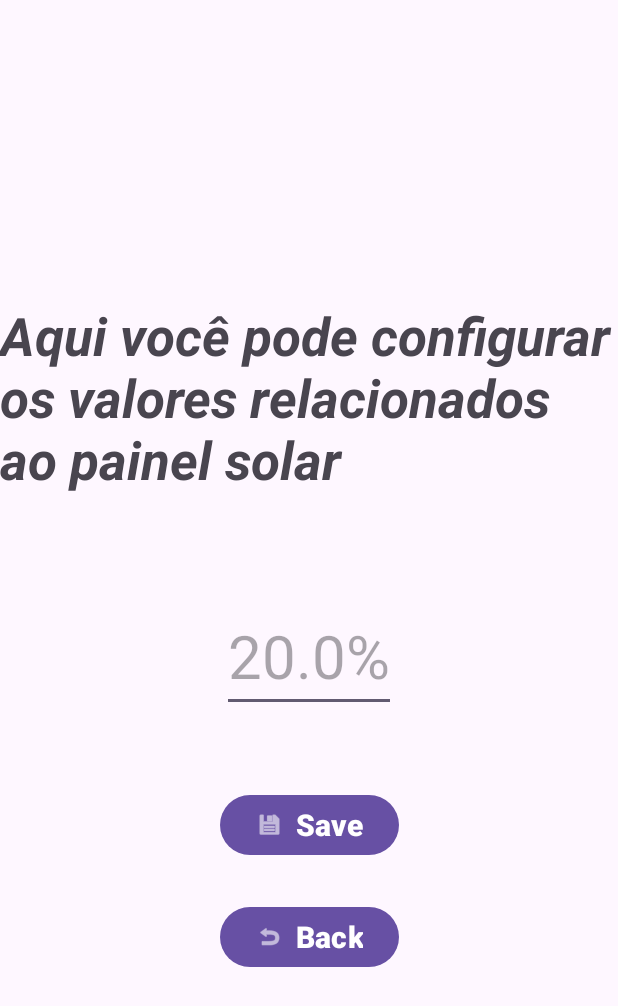
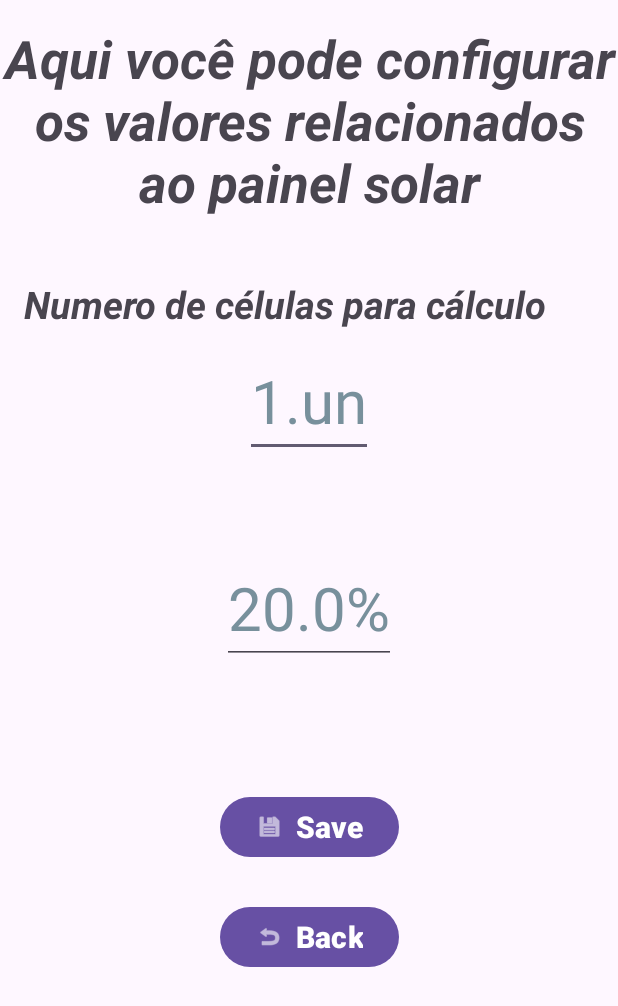
Before and after one commit to CaioARL/Solar_Calculator, an Android app: the PanelActivity screen opened directly, with no data from a screen before it, after a tap on "Save", on a phone screen of 412 x 824 dp. Shown: the top 1006 px of the screen. Run offline under Robolectric (Android 15) with nearby library versions, the phone set to English and light mode, and no system bars.

Commit message:
criando novo campo solar panel qtdeCelula

```diff
--- a/app/src/main/java/com/example/solarcalculator/PanelActivity.java
+++ b/app/src/main/java/com/example/solarcalculator/PanelActivity.java
@@ -20,6 +20,8 @@ public class PanelActivity extends AppCompatActivity {
 
     EditText taxa;
 
+    EditText qtdeCelula;
+
     Button btnSave;
 
     Button btnBack;
@@ -35,19 +37,36 @@ public class PanelActivity extends AppCompatActivity {
             return insets;
         });
 
+//        Informações salvas no armazenamento do dipositivo
         preferences = getSharedPreferences("saved_info", Context.MODE_PRIVATE);
 
         taxa = findViewById(R.id.editTaxa);
         taxa.setHint(String.valueOf(preferences.getFloat("taxa", 20F)) + "%");
+
+        qtdeCelula = findViewById(R.id.editCelula);
+        qtdeCelula.setHint(String.valueOf(preferences.getInt("qtde_celula", 1)) + ".un");
+
         btnSave = findViewById(R.id.btnSavePanel);
         btnBack = findViewById(R.id.btnBack);
 
+//        Quando botao salvar presionado
         btnSave.setOnClickListener(v -> {
             setTaxa(convertTaxa(taxa));
+            setQtdeCelula(convertQtdeCelula(qtdeCelula));
+
             taxa.setHint(String.valueOf(preferences.getFloat("taxa", 20F)) + "%");
-            Toast.makeText(this, "Taxa Saved", Toast.LENGTH_SHORT).show();
+            qtdeCelula.setHint(String.valueOf(preferences.getInt("qtde_celula", 1)) + ".un");
+
+            taxa.clearFocus();
+            taxa.setText("");
+
+            qtdeCelula.clearFocus();
+            qtdeCelula.setText("");
+
+            Toast.makeText(this, "Panel Saved", Toast.LENGTH_SHORT).show();
         });
 
+//        Quando botao voltar pressionado
         btnBack.setOnClickListener(v -> {
             Intent intent = new Intent(PanelActivity.this, MainActivity.class);
             startActivity(intent);
@@ -56,10 +75,12 @@ public class PanelActivity extends AppCompatActivity {
     }
 
     private Float convertTaxa(EditText taxa){
-        if(taxa.getText() != null){
+        if(taxa!=null && taxa.getText() != null &&
+                !taxa.getText().toString().isEmpty()){
             return Float.parseFloat(taxa.getText().toString().replace("%",""));
+        }else {
+            return preferences.getFloat("taxa", 20F);
         }
-        return 20F;
     }
 
     private void setTaxa(Float taxaValue){
@@ -68,4 +89,20 @@ public class PanelActivity extends AppCompatActivity {
         editor.putFloat("taxa", taxaValue);
         editor.apply();
     }
+
+    private Integer convertQtdeCelula(EditText qtdeCelula) {
+        if (qtdeCelula != null && qtdeCelula.getText() != null &&
+                !qtdeCelula.getText().toString().isEmpty()) {
+            return Integer.parseInt(qtdeCelula.getText().toString().replace(".un", ""));
+        } else {
+            return preferences.getInt("qtde_celula", 1);
+        }
+    }
+
+    private void setQtdeCelula(Integer qtdeCelulaValue){
+        SharedPreferences.Editor editor = preferences.edit();
+
+        editor.putInt("qtde_celula", qtdeCelulaValue);
+        editor.apply();
+    }
 }
--- a/app/src/main/res/layout/activity_panel.xml
+++ b/app/src/main/res/layout/activity_panel.xml
@@ -9,41 +9,84 @@
 
     <TextView
         android:id="@+id/textView"
-        android:layout_width="match_parent"
+        android:layout_width="0dp"
         android:layout_height="wrap_content"
-        android:layout_marginTop="200dp"
+        android:layout_marginTop="15dp"
         android:text="@string/panel_info"
+        android:textAlignment="center"
         android:textSize="35sp"
         android:textStyle="bold|italic"
+        app:layout_constraintEnd_toEndOf="parent"
         app:layout_constraintStart_toStartOf="parent"
         app:layout_constraintTop_toTopOf="parent" />
+
+    <TextView
+        android:id="@+id/textView2"
+        android:layout_width="wrap_content"
+        android:layout_height="wrap_content"
+        android:layout_marginStart="15dp"
+        android:layout_marginTop="40dp"
+        android:text="@string/numero_de_c_lulas_para_c_lculo"
+        android:textAlignment="center"
+        android:textSize="25sp"
+        android:textStyle="bold|italic"
+        app:layout_constraintStart_toStartOf="parent"
+        app:layout_constraintTop_toBottomOf="@+id/textView" />
+
+    <com.google.android.material.textfield.TextInputEditText
+        android:id="@+id/editCelula"
+        android:layout_width="wrap_content"
+        android:layout_height="wrap_content"
+        android:layout_marginTop="10dp"
+        android:hint="@string/_1_un"
+        android:inputType="number|numberDecimal"
+        android:textColorHint="#78909C"
+        android:textSize="40sp"
+        app:layout_constraintEnd_toEndOf="parent"
+        app:layout_constraintStart_toStartOf="parent"
+        app:layout_constraintTop_toBottomOf="@+id/textView2" />
+
+    <TextView
+        android:id="@+id/textView3"
+        android:layout_width="wrap_content"
+        android:layout_height="wrap_content"
+        android:layout_marginStart="15dp"
+        android:layout_marginTop="210dp"
+        android:layout_marginBottom="210dp"
+        android:text="@string/taxa_de_efici_ncia_da_c_lula"
+        android:textAlignment="center"
+        android:textSize="25sp"
+        android:textStyle="bold|italic"
+        app:layout_constraintBottom_toBottomOf="@+id/btnSavePanel"
+        app:layout_constraintStart_toStartOf="parent"
+        app:layout_constraintTop_toTopOf="@+id/textView2" />
 
     <com.google.android.material.textfield.TextInputEditText
         android:id="@+id/editTaxa"
         android:layout_width="wrap_content"
         android:layout_height="wrap_content"
-        android:layout_marginTop="70dp"
+        android:layout_marginTop="5dp"
         android:hint="@string/_0_2"
         android:inputType="number|numberDecimal"
+        android:textColorHint="#78909C"
         android:textSize="40sp"
         app:layout_constraintEnd_toEndOf="parent"
         app:layout_constraintStart_toStartOf="parent"
-        app:layout_constraintTop_toBottomOf="@+id/textView" />
+        app:layout_constraintTop_toBottomOf="@+id/textView3" />
 
     <Button
         android:id="@+id/btnSavePanel"
         android:layout_width="wrap_content"
         android:layout_height="wrap_content"
-        android:layout_marginBottom="250dp"
+        android:layout_marginBottom="25dp"
         android:text="@string/save"
         android:textAlignment="center"
         android:textAllCaps="false"
         android:textSize="20sp"
         android:textStyle="bold"
         app:icon="@android:drawable/ic_menu_save"
-        app:layout_constraintBottom_toBottomOf="parent"
-        app:layout_constraintEnd_toEndOf="parent"
-        app:layout_constraintStart_toStartOf="parent" />
+        app:layout_constraintBottom_toTopOf="@+id/btnBack"
+        app:layout_constraintStart_toStartOf="@+id/btnBack" />
 
     <Button
         android:id="@+id/btnBack"
@@ -58,7 +101,6 @@
         app:icon="@android:drawable/ic_menu_revert"
         app:layout_constraintBottom_toBottomOf="parent"
         app:layout_constraintEnd_toEndOf="parent"
-        app:layout_constraintHorizontal_bias="0.500"
         app:layout_constraintStart_toStartOf="parent" />
 
 </androidx.constraintlayout.widget.ConstraintLayout>
--- a/app/src/main/res/values/strings.xml
+++ b/app/src/main/res/values/strings.xml
@@ -24,10 +24,14 @@
     <string name="exit">Exit</string>
     <string name="settings">Settings</string>
     <string name="title_activity_panel">PanelActivity</string>
-    <string name="energy_info">Aqui você pode configurar os valores relacionados a de geração energia</string>
+    <string name="energy_info">Aqui você pode configurar os valores relacionados a geração de energia</string>
     <string name="panel_info">Aqui você pode configurar os valores relacionados ao painel solar</string>
     <string name="save">Save</string>
     <string name="per_odo_de_tempo">Período de tempo para cálculo</string>
+    <string name="valor_do_kwh">Valor do kWh</string>
+    <string name="numero_de_c_lulas_para_c_lculo">Numero de células para cálculo</string>
+    <string name="_1_un">1.un</string>
+    <string name="taxa_de_efici_ncia_da_c_lula">Taxa de eficiência da célula</string>
     <string-array name="periodos">
         <item>Diário</item>
         <item>Semanal</item>
```
Also changed, not shown: app/src/main/java/com/example/solarcalculator/EnergyActivity.java (+43 -3 lines), app/src/main/java/com/example/solarcalculator/MainActivity.java (+13 -4 lines), app/src/main/res/layout/activity_energy.xml (+27 -18 lines).
